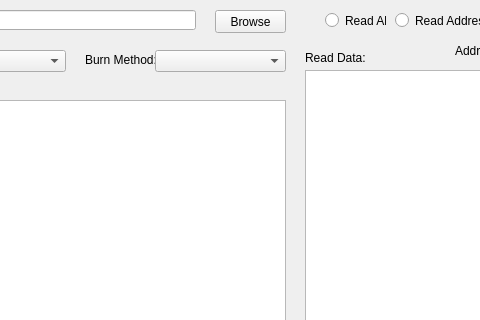
This is src/user-interfaces/gui-programmer.ui in Donn13Darko/uC_Interfacer as Qt 5 draws it before an edit; both pictures show x 155 to 635 and y 0 to 320 of the 1050 by 420 pixel window. The edited form follows.
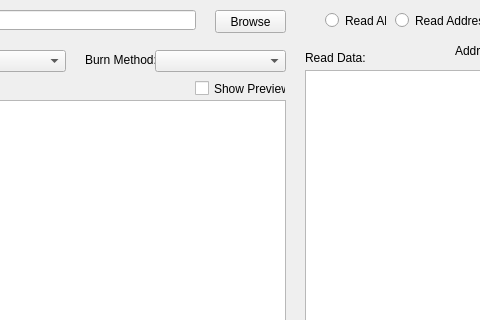
This is the edited form.

Commit message: Added programmer enable/disable hex preview

Diff of the .ui file:
```diff
--- a/src/user-interfaces/gui-programmer.ui
+++ b/src/user-interfaces/gui-programmer.ui
@@ -466,6 +466,19 @@
     <string>Address Base:</string>
    </property>
   </widget>
+  <widget class="QCheckBox" name="HexPreview_CheckBox">
+   <property name="geometry">
+    <rect>
+     <x>350</x>
+     <y>80</y>
+     <width>91</width>
+     <height>17</height>
+    </rect>
+   </property>
+   <property name="text">
+    <string>Show Preview</string>
+   </property>
+  </widget>
  </widget>
  <resources/>
  <connections/>
```
The commit also changes 2 other files.
